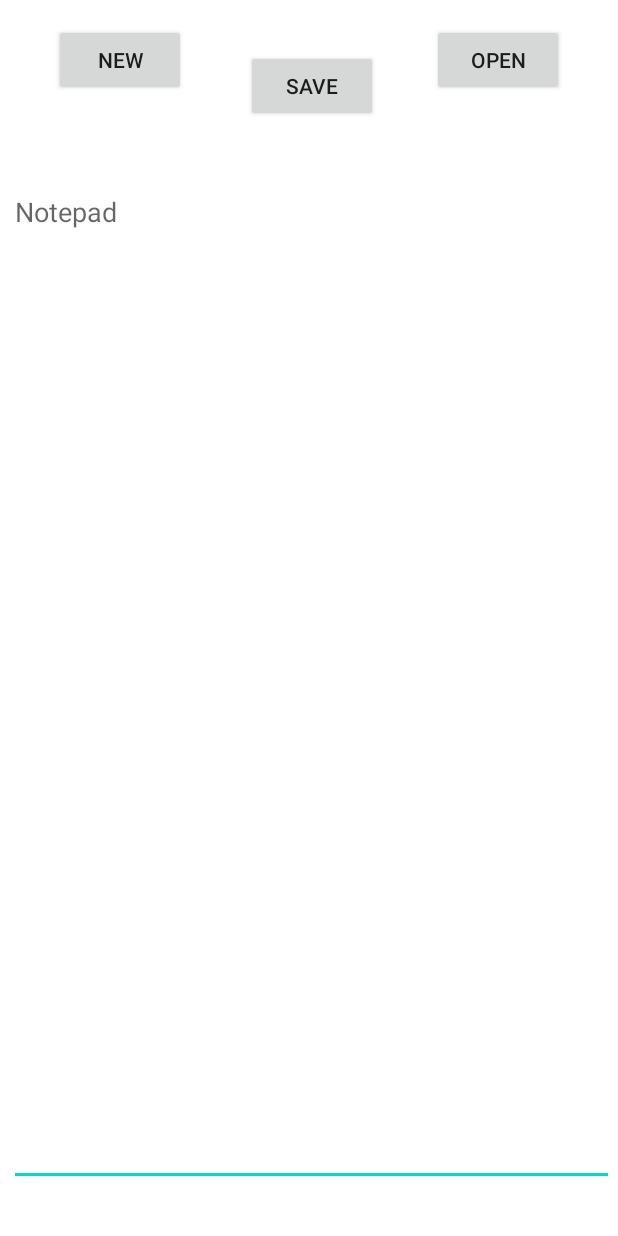
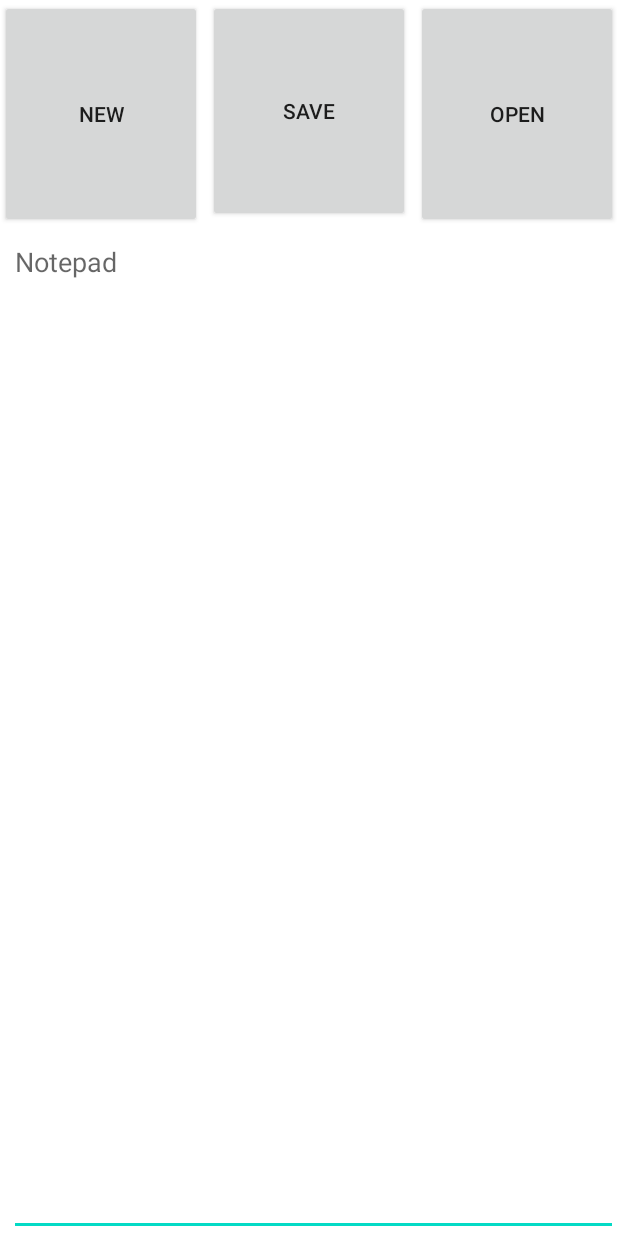
Before and after one commit to RiturajGupta21/Notepad, an Android app: the screen it shows after launch (MainActivity), on a phone screen of 412 x 824 dp. Run offline under Robolectric (Android 15) with nearby library versions, the light colour scheme and no system bars.

Commit message:
change in UI

```diff
--- a/app/build.gradle
+++ b/app/build.gradle
@@ -32,6 +32,7 @@ dependencies {
     implementation 'androidx.appcompat:appcompat:1.4.1'
     implementation 'com.google.android.material:material:1.5.0'
     implementation 'androidx.constraintlayout:constraintlayout:2.1.3'
+    implementation 'androidx.gridlayout:gridlayout:1.0.0'
     testImplementation 'junit:junit:4.13.2'
     androidTestImplementation 'androidx.test.ext:junit:1.1.3'
     androidTestImplementation 'androidx.test.espresso:espresso-core:3.4.0'
--- a/app/src/main/res/layout/activity_main.xml
+++ b/app/src/main/res/layout/activity_main.xml
@@ -6,9 +6,53 @@
     android:layout_height="match_parent"
     tools:context=".MainActivity">
 
+    <Button
+        android:id="@+id/button_New"
+        android:layout_width="0dp"
+        android:layout_height="0dp"
+        android:layout_marginEnd="4dp"
+        android:layout_weight="1"
+        android:onClick="onclick"
+        android:text="New"
+        app:layout_constraintBottom_toTopOf="@+id/text_Writeup"
+        app:layout_constraintEnd_toStartOf="@+id/button_Save"
+        app:layout_constraintHorizontal_bias="0.0"
+        app:layout_constraintStart_toStartOf="parent"
+        app:layout_constraintTop_toTopOf="parent"
+        app:layout_constraintVertical_bias="0.0"
+        tools:ignore="ButtonStyle,HardcodedText,UsingOnClickInXml" />
+
+    <Button
+        android:id="@+id/button_Save"
+        android:layout_width="0dp"
+        android:layout_height="0dp"
+        android:layout_marginEnd="4dp"
+        android:layout_weight="1"
+        android:onClick="onclick"
+        android:text="Save"
+        app:layout_constraintBottom_toTopOf="@+id/text_Writeup"
+        app:layout_constraintEnd_toStartOf="@+id/button_Open"
+        app:layout_constraintStart_toEndOf="@+id/button_New"
+        app:layout_constraintTop_toTopOf="parent"
+        tools:ignore="ButtonStyle,HardcodedText,UsingOnClickInXml" />
+
+    <Button
+        android:id="@+id/button_Open"
+        android:layout_width="0dp"
+        android:layout_height="0dp"
+        android:layout_weight="1"
+        android:onClick="onclick"
+        android:text="Open"
+        app:layout_constraintBottom_toTopOf="@+id/text_Writeup"
+        app:layout_constraintEnd_toEndOf="parent"
+        app:layout_constraintStart_toEndOf="@+id/button_Save"
+        app:layout_constraintTop_toTopOf="parent"
+        app:layout_constraintVertical_bias="0.222"
+        tools:ignore="ButtonStyle,HardcodedText,UsingOnClickInXml" />
+
     <EditText
         android:id="@+id/text_Writeup"
-        android:layout_width="403dp"
+        android:layout_width="0dp"
         android:layout_height="672dp"
         android:layout_marginStart="6dp"
         android:layout_marginTop="4dp"
@@ -25,48 +69,4 @@
         app:layout_constraintVertical_bias="0.0"
         tools:ignore="LabelFor" />
 
-    <Button
-        android:id="@+id/button_New"
-        android:layout_width="wrap_content"
-        android:layout_height="wrap_content"
-        android:layout_marginEnd="4dp"
-        android:layout_weight="1"
-        android:onClick="onclick"
-        android:text="New"
-        app:layout_constraintBottom_toTopOf="@+id/text_Writeup"
-        app:layout_constraintEnd_toStartOf="@+id/button_Save"
-        app:layout_constraintHorizontal_bias="0.0"
-        app:layout_constraintStart_toStartOf="parent"
-        app:layout_constraintTop_toTopOf="parent"
-        app:layout_constraintVertical_bias="0.222"
-        tools:ignore="ButtonStyle,HardcodedText,UsingOnClickInXml" />
-
-    <Button
-        android:id="@+id/button_Save"
-        android:layout_width="wrap_content"
-        android:layout_height="wrap_content"
-        android:layout_weight="1"
-        android:onClick="onclick"
-        android:text="Save"
-        app:layout_constraintBottom_toTopOf="@+id/text_Writeup"
-        app:layout_constraintEnd_toStartOf="@+id/button_Open"
-        app:layout_constraintStart_toEndOf="@+id/button_New"
-        app:layout_constraintTop_toTopOf="parent"
-        app:layout_constraintVertical_bias="0.0"
-        tools:ignore="ButtonStyle,HardcodedText,UsingOnClickInXml" />
-
-    <Button
-        android:id="@+id/button_Open"
-        android:layout_width="wrap_content"
-        android:layout_height="wrap_content"
-        android:layout_weight="1"
-        android:onClick="onclick"
-        android:text="Open"
-        app:layout_constraintBottom_toTopOf="@+id/text_Writeup"
-        app:layout_constraintEnd_toEndOf="parent"
-        app:layout_constraintStart_toEndOf="@+id/button_Save"
-        app:layout_constraintTop_toTopOf="parent"
-        app:layout_constraintVertical_bias="0.222"
-        tools:ignore="ButtonStyle,HardcodedText,UsingOnClickInXml" />
-
 </androidx.constraintlayout.widget.ConstraintLayout>
```
Also changed, not shown: 1 other file.
